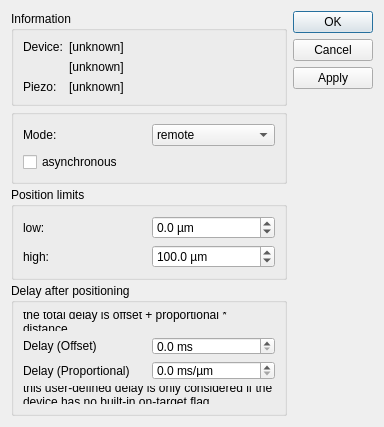
The window that PIPiezoCtrl/dialogPIPiezoCtrl.ui (itom-project/plugins) describes before a commit, drawn with Qt 5.
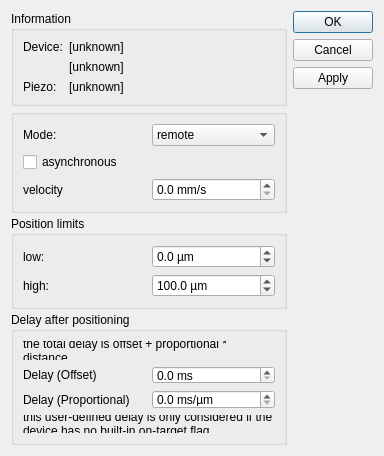
The same window after the commit.

Commit message: PIPizeoCtrl: added velocity spinbox to plugin dialog

```diff
--- a/PIPiezoCtrl/dialogPIPiezoCtrl.ui
+++ b/PIPiezoCtrl/dialogPIPiezoCtrl.ui
@@ -7,7 +7,7 @@
     <x>0</x>
     <y>0</y>
     <width>384</width>
-    <height>393</height>
+    <height>405</height>
    </rect>
   </property>
   <property name="windowTitle">
@@ -134,6 +134,33 @@
           </property>
          </widget>
         </item>
+        <item>
+         <layout class="QHBoxLayout" name="horizontalLayout_Velocity">
+          <property name="topMargin">
+           <number>0</number>
+          </property>
+          <item>
+           <widget class="QLabel" name="label_Velocity">
+            <property name="text">
+             <string>velocity</string>
+            </property>
+           </widget>
+          </item>
+          <item>
+           <widget class="QDoubleSpinBox" name="dblSpinBox_Velocity">
+            <property name="suffix">
+             <string> mm/s</string>
+            </property>
+            <property name="decimals">
+             <number>1</number>
+            </property>
+            <property name="maximum">
+             <double>80.000000000000000</double>
+            </property>
+           </widget>
+          </item>
+         </layout>
+        </item>
        </layout>
       </widget>
      </item>
```
The commit also changes 1 other file.
